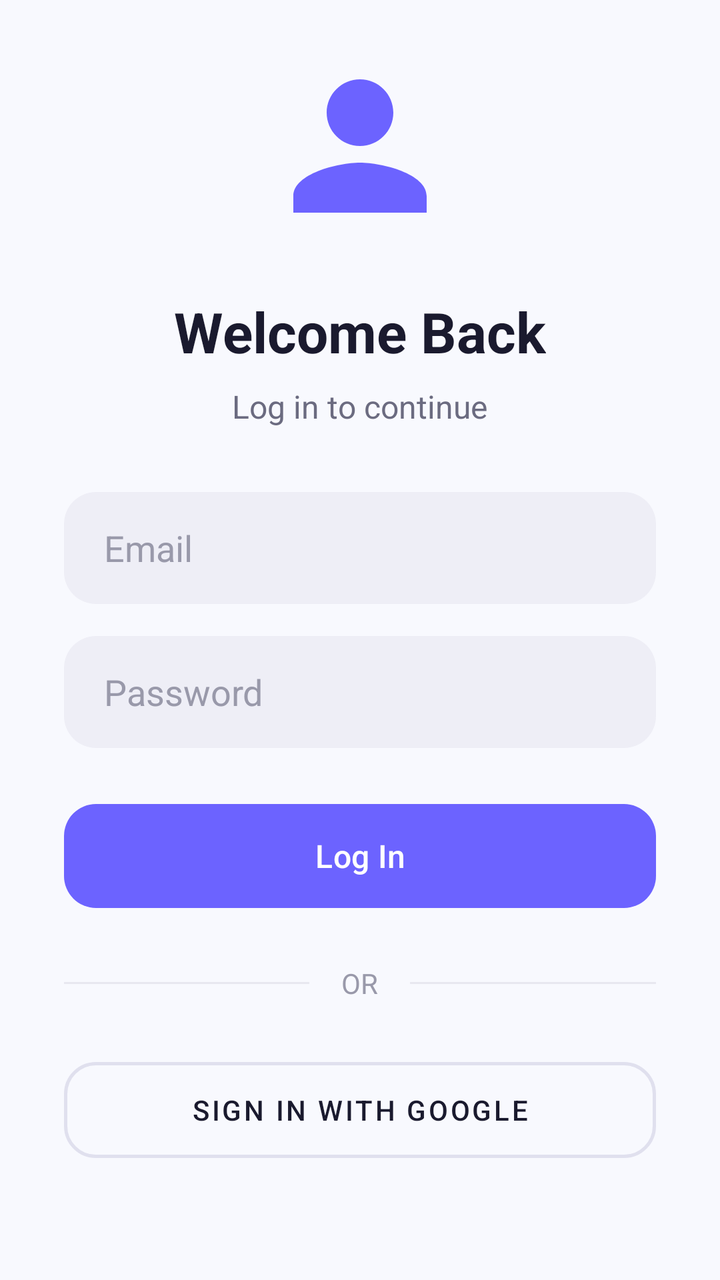
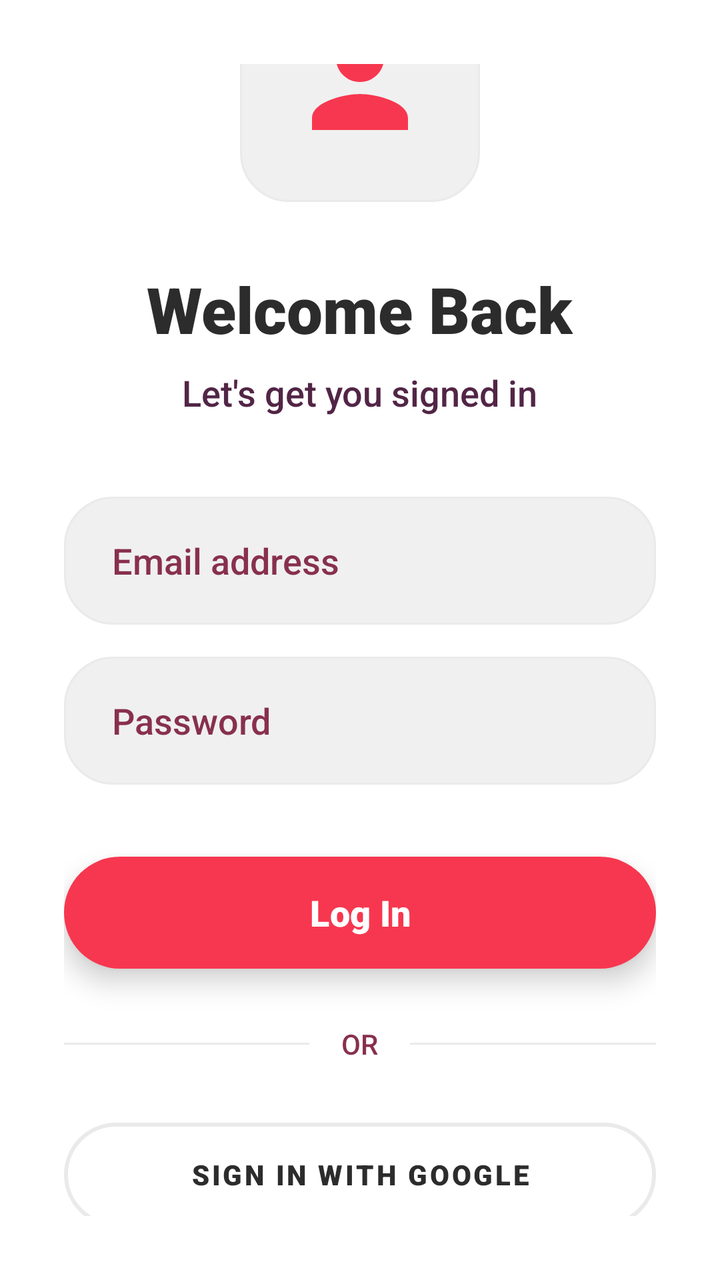

An Android layout rendered at two revisions. The XML below is the earlier revision; the diff shows what the commit changed to produce the second picture.
<!-- AndroidManifest.xml: application theme Theme.SE114_CallingSystem -->
<!-- res/layout/activity_login.xml -->
<?xml version="1.0" encoding="utf-8"?>
<LinearLayout xmlns:android="http://schemas.android.com/apk/res/android"
    xmlns:app="http://schemas.android.com/apk/res-auto"
    android:layout_width="match_parent"
    android:layout_height="match_parent"
    android:orientation="vertical"
    android:background="@color/bg_primary"
    android:padding="32dp"
    android:gravity="center">

    <ImageView
        android:layout_width="100dp"
        android:layout_height="100dp"
        android:src="@drawable/icon_user" 
        android:layout_marginBottom="24dp"
        app:tint="@color/accent" />

    <TextView
        android:layout_width="wrap_content"
        android:layout_height="wrap_content"
        android:text="Welcome Back"
        android:textColor="@color/text_primary"
        android:textSize="28sp"
        android:textStyle="bold"
        android:layout_marginBottom="8dp"/>

    <TextView
        android:layout_width="wrap_content"
        android:layout_height="wrap_content"
        android:text="Log in to continue"
        android:textColor="@color/text_secondary"
        android:textSize="16sp"
        android:layout_marginBottom="32dp"/>

    <EditText
        android:id="@+id/etEmail"
        android:layout_width="match_parent"
        android:layout_height="56dp"
        android:background="@drawable/edittext_background"
        android:hint="Email"
        android:paddingHorizontal="20dp"
        android:textColor="@color/text_primary"
        android:textColorHint="@color/text_hint"
        android:inputType="textEmailAddress"
        android:layout_marginBottom="16dp"/>

    <EditText
        android:id="@+id/etPassword"
        android:layout_width="match_parent"
        android:layout_height="56dp"
        android:background="@drawable/edittext_background"
        android:hint="Password"
        android:paddingHorizontal="20dp"
        android:textColor="@color/text_primary"
        android:textColorHint="@color/text_hint"
        android:inputType="textPassword"
        android:layout_marginBottom="24dp"/>

    <com.google.android.material.button.MaterialButton
        android:id="@+id/btnLogin"
        android:layout_width="match_parent"
        android:layout_height="60dp"
        android:text="Log In"
        android:textSize="16sp"
        android:textColor="@color/text_on_accent"
        app:backgroundTint="@color/accent"
        app:cornerRadius="16dp"
        android:layout_marginBottom="24dp"/>

    <LinearLayout
        android:layout_width="match_parent"
        android:layout_height="wrap_content"
        android:orientation="horizontal"
        android:gravity="center"
        android:layout_marginBottom="24dp">
        <View
            android:layout_width="0dp"
            android:layout_height="1dp"
            android:layout_weight="1"
            android:background="@color/divider" />
        <TextView
            android:layout_width="wrap_content"
            android:layout_height="wrap_content"
            android:text="OR"
            android:textColor="@color/text_hint"
            android:layout_marginHorizontal="16dp"
            android:textSize="14sp"/>
        <View
            android:layout_width="0dp"
            android:layout_height="1dp"
            android:layout_weight="1"
            android:background="@color/divider" />
    </LinearLayout>

    <com.google.android.material.button.MaterialButton
        android:id="@+id/btnGoogleLogin"
        style="@style/Widget.MaterialComponents.Button.OutlinedButton"
        android:layout_width="match_parent"
        android:layout_height="60dp"
        android:text="Sign in with Google"
        android:textColor="@color/text_primary"
        app:strokeColor="@color/card_stroke"
        app:strokeWidth="1.5dp"
        app:cornerRadius="16dp"
        android:layout_marginBottom="32dp"/>

    <LinearLayout
        android:layout_width="wrap_content"
        android:layout_height="wrap_content"
        android:orientation="horizontal">
        <TextView
            android:layout_width="wrap_content"
            android:layout_height="wrap_content"
            android:text="Don't have an account? "
            android:textColor="@color/text_secondary"
            android:textSize="14sp"/>
        <TextView
            android:id="@+id/tvGoToRegister"
            android:layout_width="wrap_content"
            android:layout_height="wrap_content"
            android:text="Register"
            android:textColor="@color/accent"
            android:textStyle="bold"
            android:textSize="14sp"/>
    </LinearLayout>

</LinearLayout>
<!-- resources referenced by this layout -->
<resources>
  <color name="accent">#6C63FF</color>
  <color name="bg_primary">#F8F9FE</color>
  <color name="card_stroke">#E0E0EE</color>
  <color name="divider">#E8E8F0</color>
  <color name="text_hint">#9999AA</color>
  <color name="text_on_accent">#FFFFFF</color>
  <color name="text_primary">#1A1A2E</color>
  <color name="text_secondary">#6B6B80</color>
  <!-- drawable edittext_background (drawable) -->
  <?xml version="1.0" encoding="utf-8"?>
  <shape xmlns:android="http://schemas.android.com/apk/res/android"
      android:shape="rectangle">
      <solid android:color="@color/bg_input" />
      <corners android:radius="16dp" />
  </shape>
  <!-- drawable icon_user (drawable) -->
  <?xml version="1.0" encoding="utf-8"?>
  <vector xmlns:android="http://schemas.android.com/apk/res/android"
      android:width="24dp"
      android:height="24dp"
      android:viewportWidth="24"
      android:viewportHeight="24">
      <path
          android:fillColor="#FFFFFF"
          android:pathData="M12,12c2.21,0 4,-1.79 4,-4s-1.79,-4 -4,-4 -4,1.79 -4,4 1.79,4 4,4zM12,14c-2.67,0 -8,1.34 -8,4v2h16v-2c0,-2.66 -5.33,-4 -8,-4z"/>
  </vector>
  <style name="Theme.SE114_CallingSystem" parent="Base.Theme.SE114_CallingSystem" />
  <color name="bg_input">#EEEEF6</color>
  <style name="Base.Theme.SE114_CallingSystem" parent="Theme.Material3.DayNight.NoActionBar">
          <item name="colorPrimary">@color/accent</item>
          <item name="colorOnPrimary">@color/text_on_accent</item>
          <item name="colorSecondary">@color/accent_light</item>
          <item name="android:windowBackground">@color/bg_primary</item>
          <item name="android:statusBarColor">@color/bg_primary</item>
          <item name="android:navigationBarColor">@color/bg_primary</item>
      </style>
  <color name="accent_light">#8B83FF</color>
</resources>

<!-- the commit's change to res/layout/activity_login.xml (unified diff, before → after) -->
@@ -6,13 +6,16 @@
     android:orientation="vertical"
     android:background="@color/bg_primary"
     android:padding="32dp"
-    android:gravity="center">
+    android:gravity="center"
+    android:animateLayoutChanges="true">
 
     <ImageView
-        android:layout_width="100dp"
-        android:layout_height="100dp"
+        android:layout_width="120dp"
+        android:layout_height="120dp"
         android:src="@drawable/icon_user" 
-        android:layout_marginBottom="24dp"
+        android:layout_marginBottom="32dp"
+        android:background="@drawable/edittext_background"
+        android:padding="24dp"
         app:tint="@color/accent" />
 
     <TextView
@@ -20,52 +23,58 @@
         android:layout_height="wrap_content"
         android:text="Welcome Back"
         android:textColor="@color/text_primary"
-        android:textSize="28sp"
-        android:textStyle="bold"
+        android:textSize="32sp"
+        android:fontFamily="sans-serif-black"
         android:layout_marginBottom="8dp"/>
 
     <TextView
         android:layout_width="wrap_content"
         android:layout_height="wrap_content"
-        android:text="Log in to continue"
+        android:text="Let's get you signed in"
         android:textColor="@color/text_secondary"
-        android:textSize="16sp"
-        android:layout_marginBottom="32dp"/>
+        android:textSize="18sp"
+        android:fontFamily="sans-serif-medium"
+        android:layout_marginBottom="40dp"/>
 
     <EditText
         android:id="@+id/etEmail"
         android:layout_width="match_parent"
-        android:layout_height="56dp"
+        android:layout_height="64dp"
         android:background="@drawable/edittext_background"
-        android:hint="Email"
-        android:paddingHorizontal="20dp"
+        android:hint="Email address"
+        android:paddingHorizontal="24dp"
         android:textColor="@color/text_primary"
         android:textColorHint="@color/text_hint"
         android:inputType="textEmailAddress"
+        android:fontFamily="sans-serif-medium"
         android:layout_marginBottom="16dp"/>
 
     <EditText
         android:id="@+id/etPassword"
         android:layout_width="match_parent"
-        android:layout_height="56dp"
+        android:layout_height="64dp"
         android:background="@drawable/edittext_background"
         android:hint="Password"
-        android:paddingHorizontal="20dp"
+        android:paddingHorizontal="24dp"
         android:textColor="@color/text_primary"
         android:textColorHint="@color/text_hint"
         android:inputType="textPassword"
-        android:layout_marginBottom="24dp"/>
+        android:fontFamily="sans-serif-medium"
+        android:layout_marginBottom="32dp"/>
 
     <com.google.android.material.button.MaterialButton
         android:id="@+id/btnLogin"
         android:layout_width="match_parent"
-        android:layout_height="60dp"
+        android:layout_height="64dp"
         android:text="Log In"
-        android:textSize="16sp"
+        android:textSize="18sp"
+        android:fontFamily="sans-serif-black"
         android:textColor="@color/text_on_accent"
         app:backgroundTint="@color/accent"
-        app:cornerRadius="16dp"
-        android:layout_marginBottom="24dp"/>
+        app:cornerRadius="32dp"
+        android:layout_marginBottom="24dp"
+        android:stateListAnimator="@null"
+        android:elevation="8dp"/>
 
     <LinearLayout
         android:layout_width="match_parent"
@@ -83,6 +92,7 @@
             android:layout_height="wrap_content"
             android:text="OR"
             android:textColor="@color/text_hint"
+            android:fontFamily="sans-serif-medium"
             android:layout_marginHorizontal="16dp"
             android:textSize="14sp"/>
         <View
@@ -96,13 +106,14 @@
         android:id="@+id/btnGoogleLogin"
         style="@style/Widget.MaterialComponents.Button.OutlinedButton"
         android:layout_width="match_parent"
-        android:layout_height="60dp"
+        android:layout_height="64dp"
         android:text="Sign in with Google"
         android:textColor="@color/text_primary"
+        android:fontFamily="sans-serif-black"
         app:strokeColor="@color/card_stroke"
-        app:strokeWidth="1.5dp"
-        app:cornerRadius="16dp"
-        android:layout_marginBottom="32dp"/>
+        app:strokeWidth="2dp"
+        app:cornerRadius="32dp"
+        android:layout_marginBottom="40dp"/>
 
     <LinearLayout
         android:layout_width="wrap_content"
@@ -111,17 +122,18 @@
         <TextView
             android:layout_width="wrap_content"
             android:layout_height="wrap_content"
-            android:text="Don't have an account? "
+            android:text="New here? "
             android:textColor="@color/text_secondary"
-            android:textSize="14sp"/>
+            android:fontFamily="sans-serif-medium"
+            android:textSize="16sp"/>
         <TextView
             android:id="@+id/tvGoToRegister"
             android:layout_width="wrap_content"
             android:layout_height="wrap_content"
-            android:text="Register"
+            android:text="Create Account"
             android:textColor="@color/accent"
-            android:textStyle="bold"
-            android:textSize="14sp"/>
+            android:fontFamily="sans-serif-black"
+            android:textSize="16sp"/>
     </LinearLayout>
 
 </LinearLayout>
<!-- resource entries referenced after the edit -->
@@ -1,19 +1,20 @@
 <!-- resources referenced by this layout -->
 <resources>
-  <color name="accent">#6C63FF</color>
-  <color name="bg_primary">#F8F9FE</color>
-  <color name="card_stroke">#E0E0EE</color>
-  <color name="divider">#E8E8F0</color>
-  <color name="text_hint">#9999AA</color>
+  <color name="accent">#F7374F</color>
+  <color name="bg_primary">#FFFFFF</color>
+  <color name="card_stroke">#EAEAEA</color>
+  <color name="divider">#EAEAEA</color>
+  <color name="text_hint">#88304E</color>
   <color name="text_on_accent">#FFFFFF</color>
-  <color name="text_primary">#1A1A2E</color>
-  <color name="text_secondary">#6B6B80</color>
+  <color name="text_primary">#2C2C2C</color>
+  <color name="text_secondary">#522546</color>
   <!-- drawable edittext_background (drawable) -->
   <?xml version="1.0" encoding="utf-8"?>
   <shape xmlns:android="http://schemas.android.com/apk/res/android"
       android:shape="rectangle">
       <solid android:color="@color/bg_input" />
-      <corners android:radius="16dp" />
+      <corners android:radius="24dp" />
+      <stroke android:width="1dp" android:color="@color/card_stroke" />
   </shape>
   <!-- drawable icon_user (drawable) -->
   <?xml version="1.0" encoding="utf-8"?>
@@ -27,7 +28,7 @@
           android:pathData="M12,12c2.21,0 4,-1.79 4,-4s-1.79,-4 -4,-4 -4,1.79 -4,4 1.79,4 4,4zM12,14c-2.67,0 -8,1.34 -8,4v2h16v-2c0,-2.66 -5.33,-4 -8,-4z"/>
   </vector>
   <style name="Theme.SE114_CallingSystem" parent="Base.Theme.SE114_CallingSystem" />
-  <color name="bg_input">#EEEEF6</color>
+  <color name="bg_input">#F0F0F0</color>
   <style name="Base.Theme.SE114_CallingSystem" parent="Theme.Material3.DayNight.NoActionBar">
           <item name="colorPrimary">@color/accent</item>
           <item name="colorOnPrimary">@color/text_on_accent</item>
@@ -36,6 +37,6 @@
           <item name="android:statusBarColor">@color/bg_primary</item>
           <item name="android:navigationBarColor">@color/bg_primary</item>
       </style>
-  <color name="accent_light">#8B83FF</color>
+  <color name="accent_light">#FF6B7A</color>
 </resources>
 
